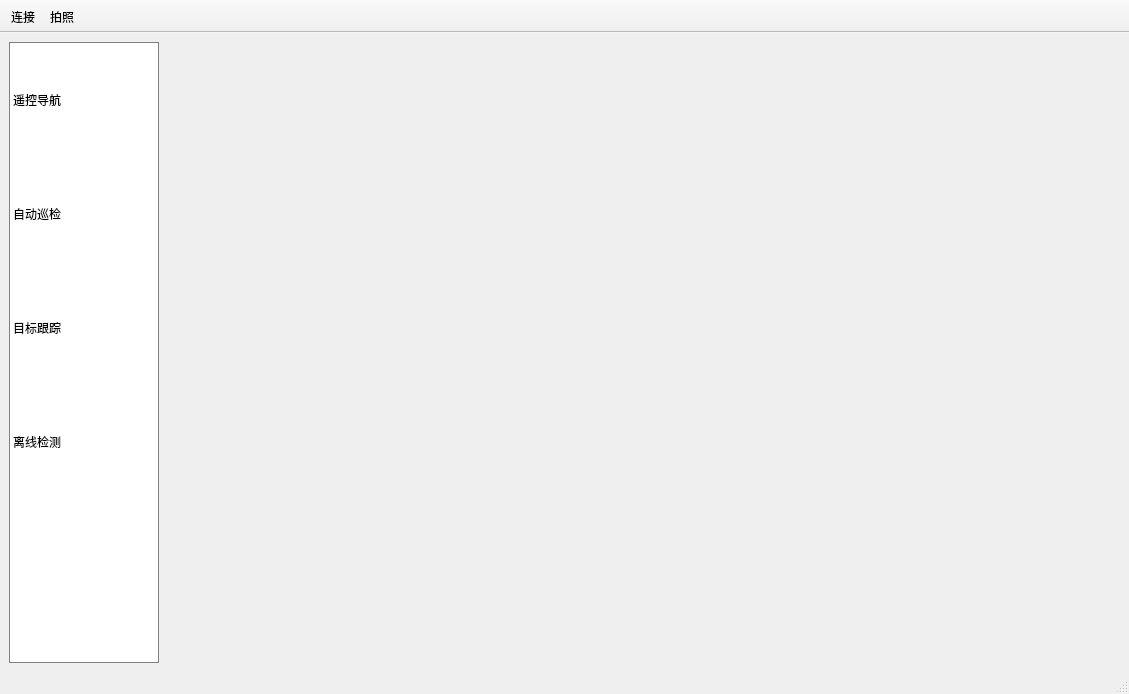
The window that ui/MainWindow.ui (canoe-Z/TelloRS) describes before a commit, drawn with Qt 5.
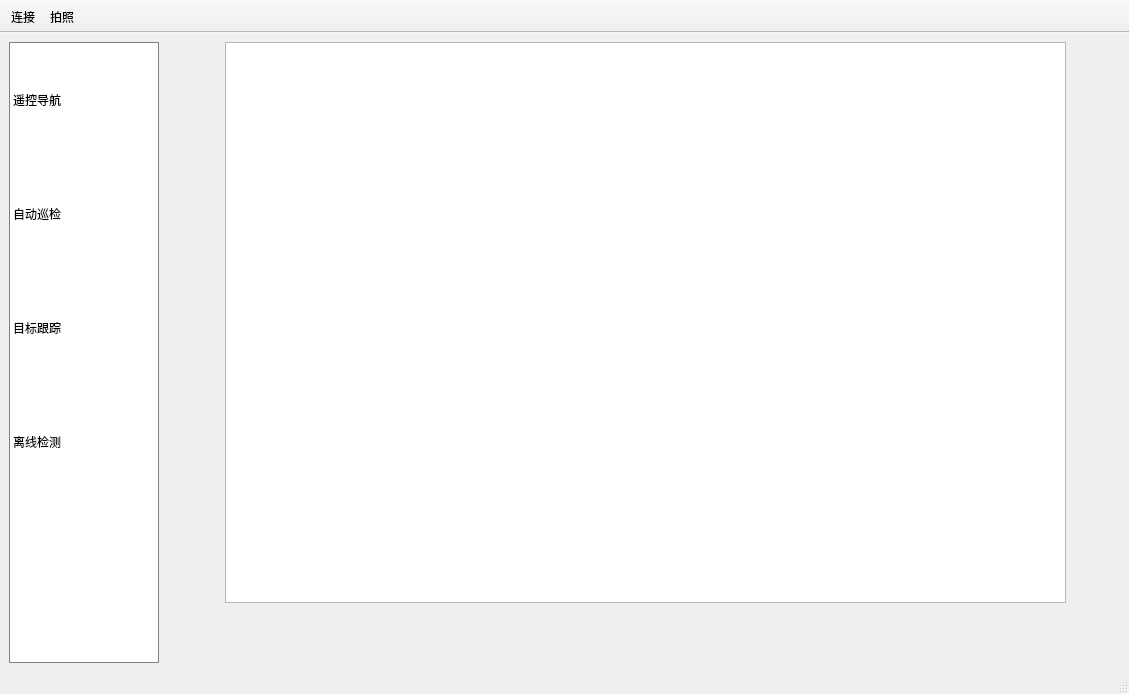
The same window after the commit. The open tabs and pages were chosen to show the change.

```diff
--- a/ui/MainWindow.ui
+++ b/ui/MainWindow.ui
@@ -574,7 +574,18 @@
       </widget>
       <widget class="QWidget" name="page_2"/>
       <widget class="QWidget" name="page_3"/>
-      <widget class="QWidget" name="page_4"/>
+      <widget class="QWidget" name="page_4">
+       <widget class="QGraphicsView" name="graphicsView">
+        <property name="geometry">
+         <rect>
+          <x>60</x>
+          <y>0</y>
+          <width>841</width>
+          <height>561</height>
+         </rect>
+        </property>
+       </widget>
+      </widget>
      </widget>
     </item>
    </layout>
```
